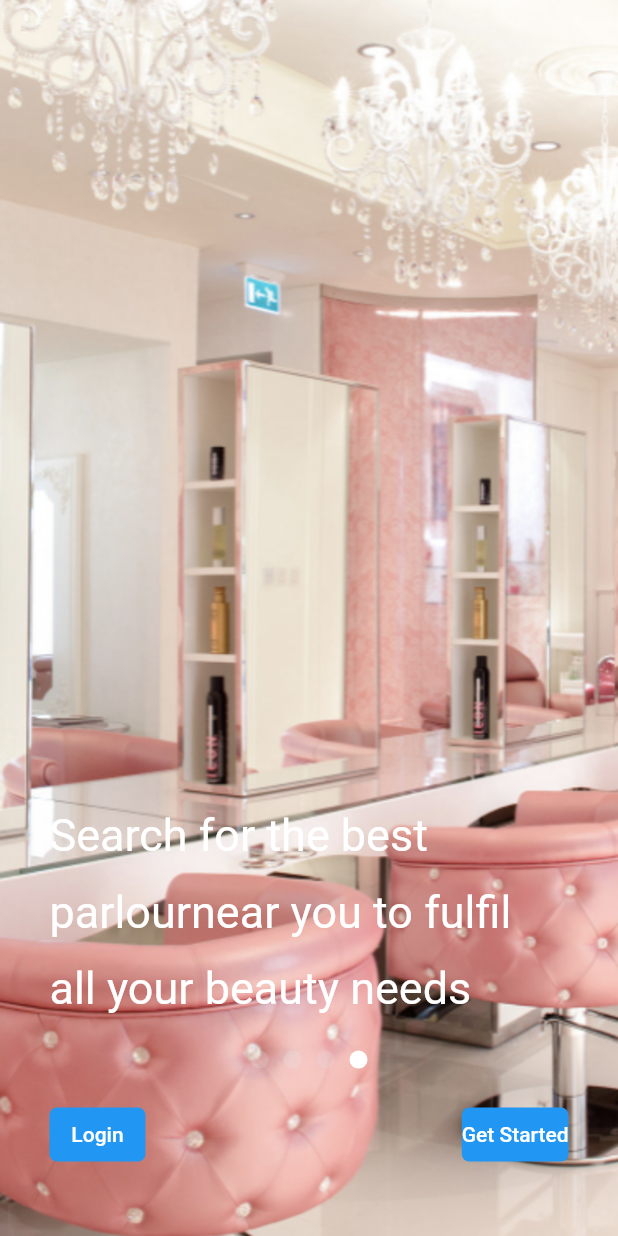
After one commit to gurkanfikretgunak/template_team_app, a Flutter app: the OnboardingView screen opened directly, swiped to page 4, on a phone screen of 412 x 824 dp. The commit adds this screen. Run offline on Flutter 3.47's test engine with Material 2 defaults, Android fonts, the phone set to English and light mode, and no system bars.

Commit message:
add : onboarding views

```diff
--- /dev/null
+++ b/client/lib/app/views/onboarding/onboarding.view.dart
@@ -0,0 +1,24 @@
+import 'package:client/app/views/onboarding/onboarding.viewmodel.dart';
+import 'package:client/app/views/onboarding/onboarding.widgets.dart';
+import 'package:client/app/views/onboarding/widgets/onboarding_pages_view.dart';
+import 'package:client/core/base/base_view/base_view.dart';
+import 'package:flutter/material.dart';
+import 'package:provider/provider.dart';
+
+class OnboardingView extends BaseView with OnboardingWidgets {
+  const OnboardingView({super.key});
+
+  @override
+  Widget build(BuildContext context) {
+    final provider = Provider.of<OnboardingViewModel>(context);
+
+    return Scaffold(
+      body: Stack(
+        children: <Widget>[
+          const OnboardingPagesView(),
+          indicatorView(provider, context),
+        ],
+      ),
+    );
+  }
+}
--- /dev/null
+++ b/client/lib/app/views/onboarding/onboarding.viewmodel.dart
@@ -0,0 +1,13 @@
+import 'package:flutter/cupertino.dart';
+
+class OnboardingViewModel extends ChangeNotifier {
+  int _currentIndex = 0;
+  int get currentIndex => _currentIndex;
+
+  set currentIndex(int newIndex) {
+    _currentIndex = newIndex;
+    notifyListeners();
+  }
+
+  PageController? pageController;
+}
--- /dev/null
+++ b/client/lib/app/views/onboarding/onboarding.widgets.dart
@@ -0,0 +1,75 @@
+import 'package:client/app/views/onboarding/onboarding.viewmodel.dart';
+import 'package:client/app/views/onboarding/widgets/indicator.dart';
+import 'package:client/app/widgets/buttons/custom_elevated_button.dart';
+import 'package:client/app/widgets/custom_text.dart';
+import 'package:client/core/constans/color_constants.dart';
+import 'package:client/core/extensions/common_extension.dart';
+import 'package:flutter/material.dart';
+
+class OnboardingWidgets {
+  Widget indicatorView(OnboardingViewModel provider, BuildContext context) {
+    return Padding(
+      padding: context.paddingMedium,
+      child: Transform(
+        transform: Matrix4.translationValues(0, context.dynamicHeight(0.6), 0),
+        child: Wrap(
+          runSpacing: 20,
+          children: [
+            CustomText(
+              selectText(provider.currentIndex),
+              fontSize: 30,
+              color: ColorConstant.instance.light4,
+            ),
+            SizedBox(
+              width: context.dynamicWidth(1),
+              child: Wrap(
+                alignment: WrapAlignment.center,
+                spacing: 10,
+                children: <Widget>[
+                  Indicator(
+                    positionIndex: 0,
+                    currentIndex: provider.currentIndex,
+                  ),
+                  Indicator(
+                    positionIndex: 1,
+                    currentIndex: provider.currentIndex,
+                  ),
+                  Indicator(
+                    positionIndex: 2,
+                    currentIndex: provider.currentIndex,
+                  ),
+                  Indicator(
+                    positionIndex: 3,
+                    currentIndex: provider.currentIndex,
+                  ),
+                ],
+              ),
+            ),
+            Row(
+              mainAxisAlignment: MainAxisAlignment.spaceBetween,
+              children: [
+                CustomElevatedButton(onPressed: () {}, text: "Login"),
+                CustomElevatedButton(onPressed: () {}, text: "Get Started"),
+              ],
+            )
+          ],
+        ),
+      ),
+    );
+  }
+
+  selectText(int pageIndex) {
+    switch (pageIndex) {
+      case 0:
+        return "Schedule your Appointment with the best Hair Stylist in your Town.";
+      case 1:
+        return "Schedule the Appointmentin the best Salon for your Kids";
+      case 2:
+        return "Book yourself a massage therapist to release all your stress ";
+      case 3:
+        return "Search for the best parlournear you to fulfil all your beauty needs";
+
+      default:
+    }
+  }
+}
--- /dev/null
+++ b/client/lib/app/views/onboarding/widgets/indicator.dart
@@ -0,0 +1,25 @@
+import 'package:client/core/base/base_view/base_view.dart';
+import 'package:client/core/constans/color_constants.dart';
+import 'package:flutter/material.dart';
+
+class Indicator extends BaseView {
+  final int positionIndex, currentIndex;
+  const Indicator({
+    super.key,
+    required this.currentIndex,
+    required this.positionIndex,
+  });
+  @override
+  Widget build(BuildContext context) {
+    return Container(
+      height: 12,
+      width: 12,
+      decoration: BoxDecoration(
+        color: positionIndex == currentIndex
+            ? ColorConstant.instance.light4
+            : ColorConstant.instance.light0.withOpacity(0.2),
+        borderRadius: BorderRadius.circular(100),
+      ),
+    );
+  }
+}
--- /dev/null
+++ b/client/lib/app/views/onboarding/widgets/onboarding_pages_view.dart
@@ -0,0 +1,45 @@
+import 'package:client/app/views/onboarding/onboarding.viewmodel.dart';
+import 'package:flutter/material.dart';
+import 'package:provider/provider.dart';
+
+class OnboardingPagesView extends StatefulWidget {
+  const OnboardingPagesView({super.key});
+
+  @override
+  State<OnboardingPagesView> createState() => _OnboardingPagesViewState();
+}
+
+class _OnboardingPagesViewState extends State<OnboardingPagesView> {
+  @override
+  Widget build(BuildContext context) {
+    final provider = Provider.of<OnboardingViewModel>(context);
+
+    return PageView(
+      controller: provider.pageController,
+      onPageChanged: onChangedFunction,
+      children: <Widget>[
+        imageContainer("assets/images/onboarding/background_1.png"),
+        imageContainer("assets/images/onboarding/background_2.png"),
+        imageContainer("assets/images/onboarding/background_3.png"),
+        imageContainer("assets/images/onboarding/background_4.png"),
+      ],
+    );
+  }
+
+  Container imageContainer(String imagePath) {
+    return Container(
+      decoration: BoxDecoration(
+        image: DecorationImage(
+          image: AssetImage(imagePath),
+          fit: BoxFit.cover,
+          filterQuality: FilterQuality.high,
+        ),
+      ),
+    );
+  }
+
+  onChangedFunction(int index) {
+    Provider.of<OnboardingViewModel>(context, listen: false).currentIndex =
+        index;
+  }
+}
--- a/client/lib/app/widgets/custom_text.dart
+++ b/client/lib/app/widgets/custom_text.dart
@@ -34,6 +34,7 @@ class CustomText extends StatelessWidget {
           fontWeight: fontWeight,
           wordSpacing: wordSpacing,
           decoration: underlineText,
+          height: 1.7,
         ));
   }
 }
--- a/client/pubspec.yaml
+++ b/client/pubspec.yaml
@@ -63,6 +63,8 @@ flutter:
   # To add assets to your application, add an assets section, like this:
   assets:
     - assets/icons/
+    - assets/images/
+    - assets/images/onboarding/
     # - images/a_dot_ham.jpeg
 
   # An image asset can refer to one or more resolution-specific "variants", see
```
Also changed, not shown: client/assets/images/onboarding/background_1.png (added), client/assets/images/onboarding/background_2.png (added), client/assets/images/onboarding/background_3.png (added), client/assets/images/onboarding/background_4.png (added), client/pubspec.lock.
